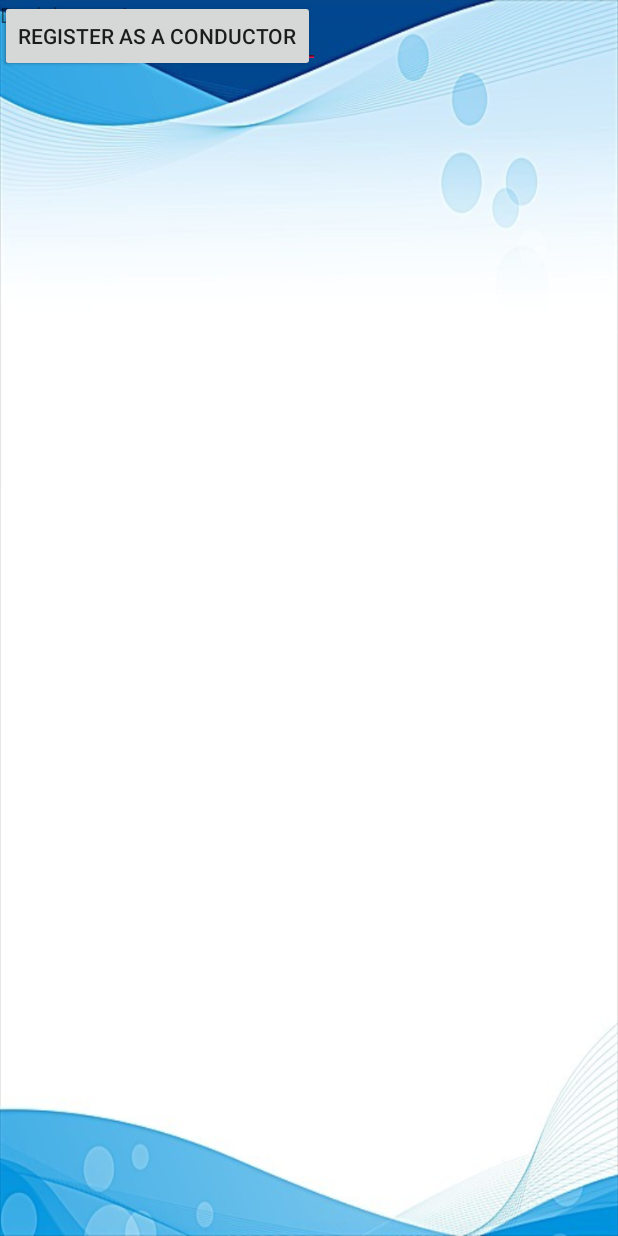
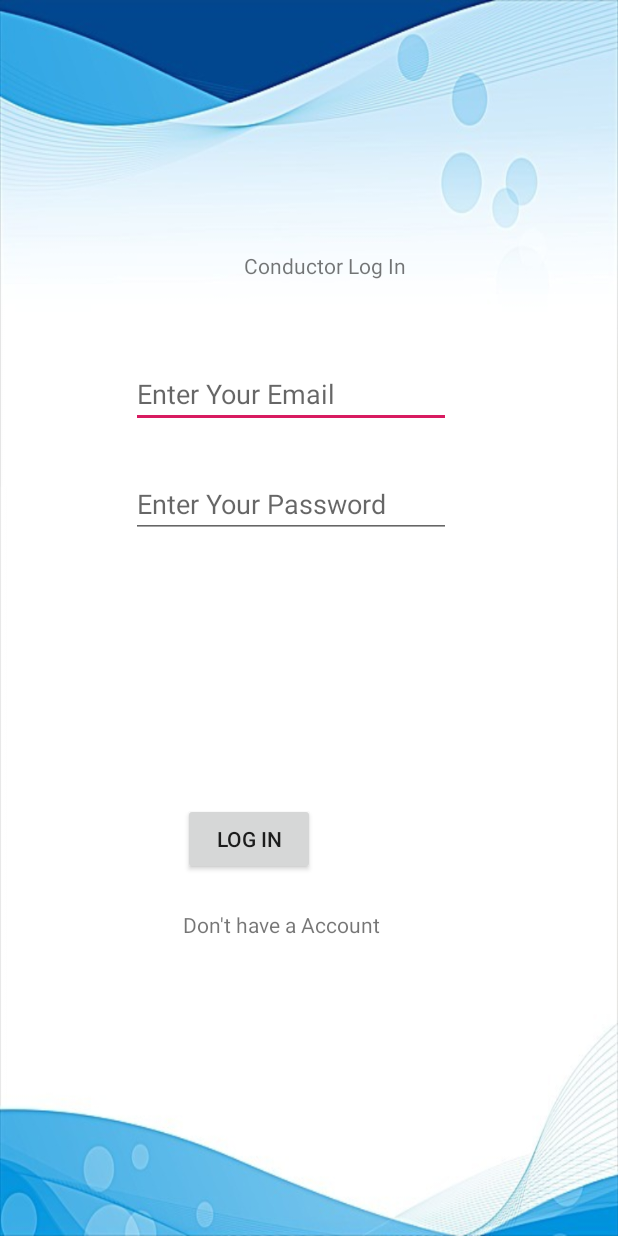
Before and after one commit to Devin1996/PTMS, an Android app: the ConductorLogin screen opened directly, with no data from a screen before it, on a phone screen of 412 x 824 dp. Run offline under Robolectric (Android 15) with nearby library versions, the phone set to English and light mode, and no system bars.

Commit message:
Worked on visibility of Register Button of Three accounts

```diff
--- a/app/src/main/java/com/example/ptms/ConductorLogin.java
+++ b/app/src/main/java/com/example/ptms/ConductorLogin.java
@@ -3,12 +3,55 @@ package com.example.ptms;
 import androidx.appcompat.app.AppCompatActivity;
 
 import android.os.Bundle;
+import android.view.View;
+import android.widget.Button;
+import android.widget.TextView;
 
 public class ConductorLogin extends AppCompatActivity {
+
+    private TextView conStatus;
+    private TextView conEmail;
+    private TextView conPwd;
+    private Button conLogInBtn;
+    private TextView conRegNot;
+    private Button conRegGoBtn;
 
     @Override
     protected void onCreate(Bundle savedInstanceState) {
         super.onCreate(savedInstanceState);
         setContentView(R.layout.activity_conductor_login);
+
+        conLogInBtn = (Button) findViewById(R.id.con_log_btn);
+        conRegGoBtn = (Button) findViewById(R.id.con_reg_men_btn);
+        conRegNot = (TextView) findViewById(R.id.con_reg_noti);
+        conStatus = (TextView) findViewById(R.id.conductor_status);
+
+        //Register Btn wiil be not shown Until Driver clicks the Register link
+
+        conRegGoBtn.setVisibility(View.INVISIBLE);
+        conRegGoBtn.setEnabled(false);
+
+
+        conRegNot.setOnClickListener(new View.OnClickListener(){
+            @Override
+            public void onClick(View v) {
+
+                //Log In Btn and Reg link wiil be INVISIBLE when Driver clicks the Reg link
+                conLogInBtn.setVisibility(View.INVISIBLE);
+                conRegNot.setVisibility(View.INVISIBLE);
+
+                //Driver status will change as Register
+                conStatus.setText("Register");
+
+                //Register Btn wiil be VISISBLE when Driver clicks the Register link
+                conRegGoBtn.setVisibility(View.VISIBLE);
+                conRegGoBtn.setEnabled(true);
+
+                //Intent dintent = new Intent(WelcomeActivity.this, DriverLogin.class);
+                //startActivity(dintent);
+
+
+            }
+        });
     }
 }
--- a/app/src/main/res/layout/activity_conductor_login.xml
+++ b/app/src/main/res/layout/activity_conductor_login.xml
@@ -7,47 +7,69 @@
     android:background="@drawable/bac"
     tools:context=".ConductorLogin">
 
+    <TextView
+        android:id="@+id/conductor_status"
+        android:layout_width="wrap_content"
+        android:layout_height="wrap_content"
+        android:layout_marginStart="75dp"
+        android:layout_marginLeft="75dp"
+        android:layout_marginBottom="53dp"
+        android:text="Conductor Log In"
+        app:layout_constraintBottom_toTopOf="@+id/con_log_email"
+        app:layout_constraintStart_toStartOf="@+id/con_log_email" />
+
     <EditText
         android:id="@+id/con_log_email"
         android:layout_width="wrap_content"
         android:layout_height="wrap_content"
+        android:layout_marginStart="87dp"
+        android:layout_marginLeft="87dp"
+        android:layout_marginTop="240dp"
         android:ems="10"
         android:hint="Enter Your Email"
         android:inputType="textEmailAddress"
-        tools:layout_editor_absoluteX="87dp"
-        tools:layout_editor_absoluteY="240dp" />
+        app:layout_constraintStart_toStartOf="parent"
+        app:layout_constraintTop_toTopOf="parent" />
 
     <EditText
         android:id="@+id/con_log_pwd"
         android:layout_width="wrap_content"
         android:layout_height="wrap_content"
+        android:layout_marginTop="28dp"
         android:ems="10"
         android:hint="Enter Your Password"
         android:inputType="textPassword"
-        tools:layout_editor_absoluteX="87dp"
-        tools:layout_editor_absoluteY="313dp" />
+        app:layout_constraintStart_toStartOf="@+id/con_log_email"
+        app:layout_constraintTop_toBottomOf="@+id/con_log_email" />
 
     <Button
         android:id="@+id/con_log_btn"
         android:layout_width="wrap_content"
         android:layout_height="wrap_content"
+        android:layout_marginBottom="23dp"
         android:text="Log In"
-        tools:layout_editor_absoluteX="161dp"
-        tools:layout_editor_absoluteY="399dp" />
+        app:layout_constraintBottom_toTopOf="@+id/con_reg_noti"
+        app:layout_constraintStart_toStartOf="@+id/con_reg_noti" />
 
     <TextView
         android:id="@+id/con_reg_noti"
         android:layout_width="wrap_content"
         android:layout_height="wrap_content"
+        android:layout_marginStart="20dp"
+        android:layout_marginLeft="20dp"
+        android:layout_marginBottom="26dp"
         android:text="Don't have a Account"
-        tools:layout_editor_absoluteX="161dp"
-        tools:layout_editor_absoluteY="470dp" />
+        app:layout_constraintBottom_toTopOf="@+id/con_reg_men_btn"
+        app:layout_constraintStart_toStartOf="@+id/con_reg_men_btn" />
 
     <Button
         android:id="@+id/con_reg_men_btn"
         android:layout_width="wrap_content"
         android:layout_height="wrap_content"
+        android:layout_marginEnd="100dp"
+        android:layout_marginRight="100dp"
+        android:layout_marginBottom="124dp"
         android:text="Register as a Conductor"
-        tools:layout_editor_absoluteX="141dp"
-        tools:layout_editor_absoluteY="515dp" />
+        app:layout_constraintBottom_toBottomOf="parent"
+        app:layout_constraintEnd_toEndOf="parent" />
 </androidx.constraintlayout.widget.ConstraintLayout>
```
Also changed, not shown: app/src/main/java/com/example/ptms/DriverLogin.java (+45 -0 lines), app/src/main/java/com/example/ptms/PassengerLogin.java (+46 -0 lines), app/src/main/java/com/example/ptms/WelcomeActivity.java (+8 -8 lines), app/src/main/res/layout/activity_driver_login.xml (+13 -2 lines), app/src/main/res/layout/activity_passenger_login.xml (+18 -6 lines), 5 other files.
